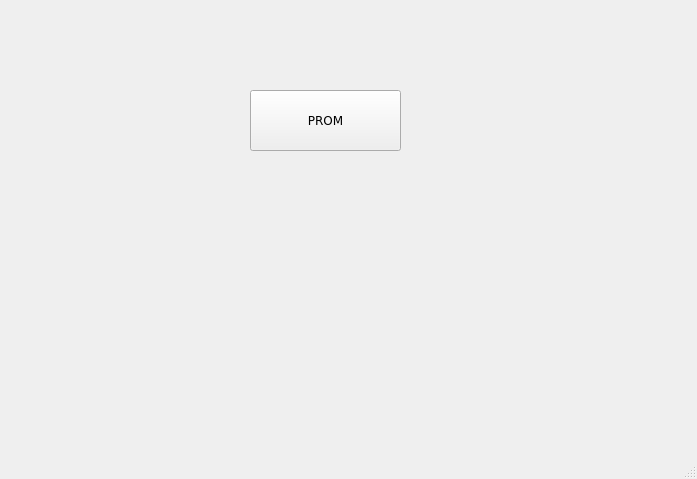
The window that Iteration_2.ui (Purreskov/Softwareudvikling---Github) describes before a commit, drawn with Qt 5.
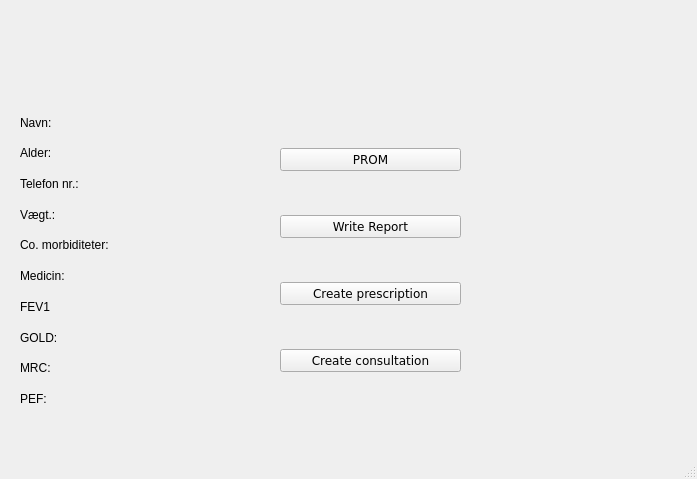
The same window after the commit. Icons and pictures are not drawn.

Commit message: Opdatering af GUI samt oprettelse af database i SQL, der skal integreres med iteration_2.py og widget_1.py

```diff
--- a/Iteration_2.ui
+++ b/Iteration_2.ui
@@ -14,23 +14,163 @@
    <string>MainWindow</string>
   </property>
   <widget class="QWidget" name="centralwidget">
-   <widget class="QPushButton" name="pushButton">
+   <widget class="QWidget" name="gridLayoutWidget">
     <property name="geometry">
      <rect>
-      <x>250</x>
-      <y>90</y>
-      <width>151</width>
-      <height>61</height>
+      <x>280</x>
+      <y>110</y>
+      <width>181</width>
+      <height>301</height>
      </rect>
     </property>
-    <property name="font">
-     <font>
-      <family>Verdana</family>
-     </font>
+    <layout class="QGridLayout" name="gridLayout">
+     <item row="4" column="0">
+      <widget class="QPushButton" name="pushButton_2">
+       <property name="font">
+        <font>
+         <family>Verdana</family>
+        </font>
+       </property>
+       <property name="text">
+        <string>Create consultation</string>
+       </property>
+      </widget>
+     </item>
+     <item row="2" column="0">
+      <widget class="QPushButton" name="pushButton_4">
+       <property name="font">
+        <font>
+         <family>Verdana</family>
+        </font>
+       </property>
+       <property name="text">
+        <string>Write Report</string>
+       </property>
+      </widget>
+     </item>
+     <item row="3" column="0">
+      <widget class="QPushButton" name="pushButton_3">
+       <property name="font">
+        <font>
+         <family>Verdana</family>
+        </font>
+       </property>
+       <property name="text">
+        <string>Create prescription</string>
+       </property>
+      </widget>
+     </item>
+     <item row="1" column="0">
+      <widget class="QPushButton" name="pushButton">
+       <property name="font">
+        <font>
+         <family>Verdana</family>
+        </font>
+       </property>
+       <property name="text">
+        <string>PROM</string>
+       </property>
+      </widget>
+     </item>
+    </layout>
+   </widget>
+   <widget class="QLabel" name="label">
+    <property name="geometry">
+     <rect>
+      <x>50</x>
+      <y>10</y>
+      <width>91</width>
+      <height>91</height>
+     </rect>
     </property>
     <property name="text">
-     <string>PROM</string>
+     <string/>
     </property>
+    <property name="pixmap">
+     <pixmap>blank-profile-picture-973460_960_720 kopi.png</pixmap>
+    </property>
+   </widget>
+   <widget class="QWidget" name="verticalLayoutWidget">
+    <property name="geometry">
+     <rect>
+      <x>20</x>
+      <y>110</y>
+      <width>160</width>
+      <height>301</height>
+     </rect>
+    </property>
+    <layout class="QVBoxLayout" name="verticalLayout">
+     <item>
+      <widget class="QLabel" name="label_7">
+       <property name="text">
+        <string>Navn:</string>
+       </property>
+      </widget>
+     </item>
+     <item>
+      <widget class="QLabel" name="label_2">
+       <property name="text">
+        <string>Alder: </string>
+       </property>
+      </widget>
+     </item>
+     <item>
+      <widget class="QLabel" name="label_4">
+       <property name="text">
+        <string>Telefon nr.: </string>
+       </property>
+      </widget>
+     </item>
+     <item>
+      <widget class="QLabel" name="label_6">
+       <property name="text">
+        <string>Vægt.: </string>
+       </property>
+      </widget>
+     </item>
+     <item>
+      <widget class="QLabel" name="label_8">
+       <property name="text">
+        <string>Co. morbiditeter:</string>
+       </property>
+      </widget>
+     </item>
+     <item>
+      <widget class="QLabel" name="label_10">
+       <property name="text">
+        <string>Medicin:</string>
+       </property>
+      </widget>
+     </item>
+     <item>
+      <widget class="QLabel" name="label_5">
+       <property name="text">
+        <string>FEV1</string>
+       </property>
+      </widget>
+     </item>
+     <item>
+      <widget class="QLabel" name="label_9">
+       <property name="text">
+        <string>GOLD:</string>
+       </property>
+      </widget>
+     </item>
+     <item>
+      <widget class="QLabel" name="label_11">
+       <property name="text">
+        <string>MRC:</string>
+       </property>
+      </widget>
+     </item>
+     <item>
+      <widget class="QLabel" name="label_3">
+       <property name="text">
+        <string>PEF:</string>
+       </property>
+      </widget>
+     </item>
+    </layout>
    </widget>
   </widget>
   <widget class="QMenuBar" name="menubar">
```
The commit also changes 6 other files.
